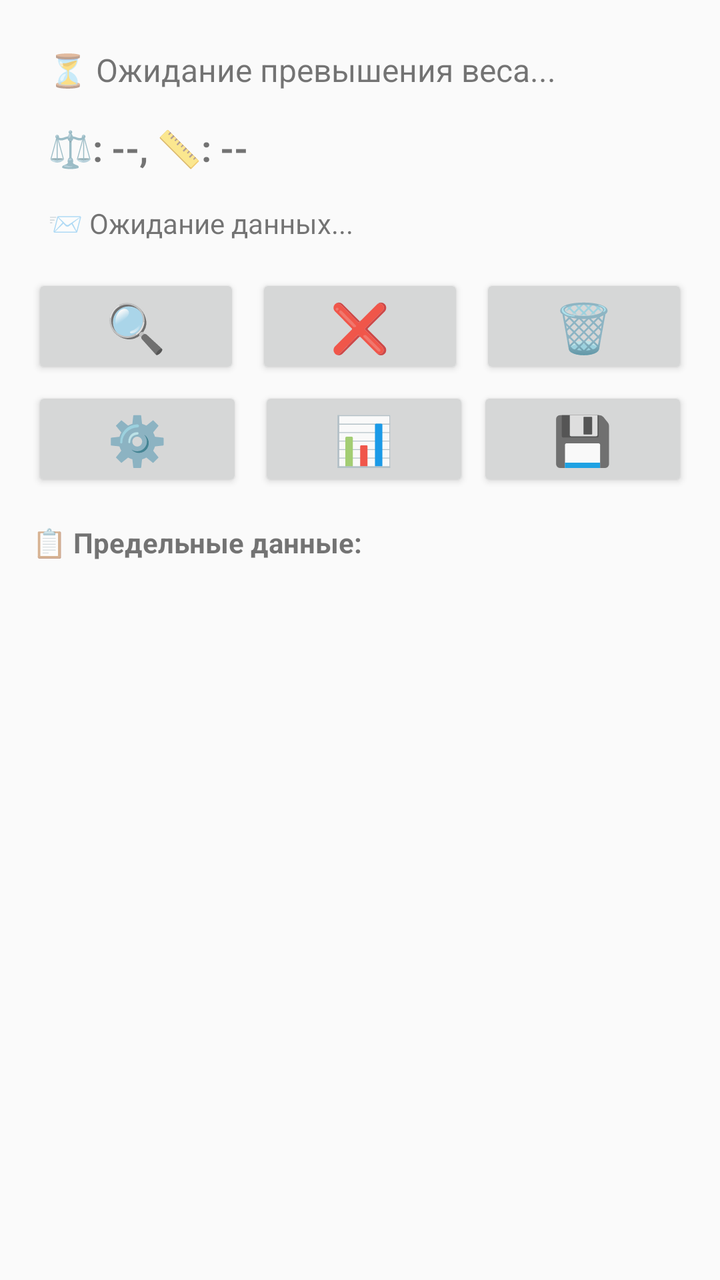
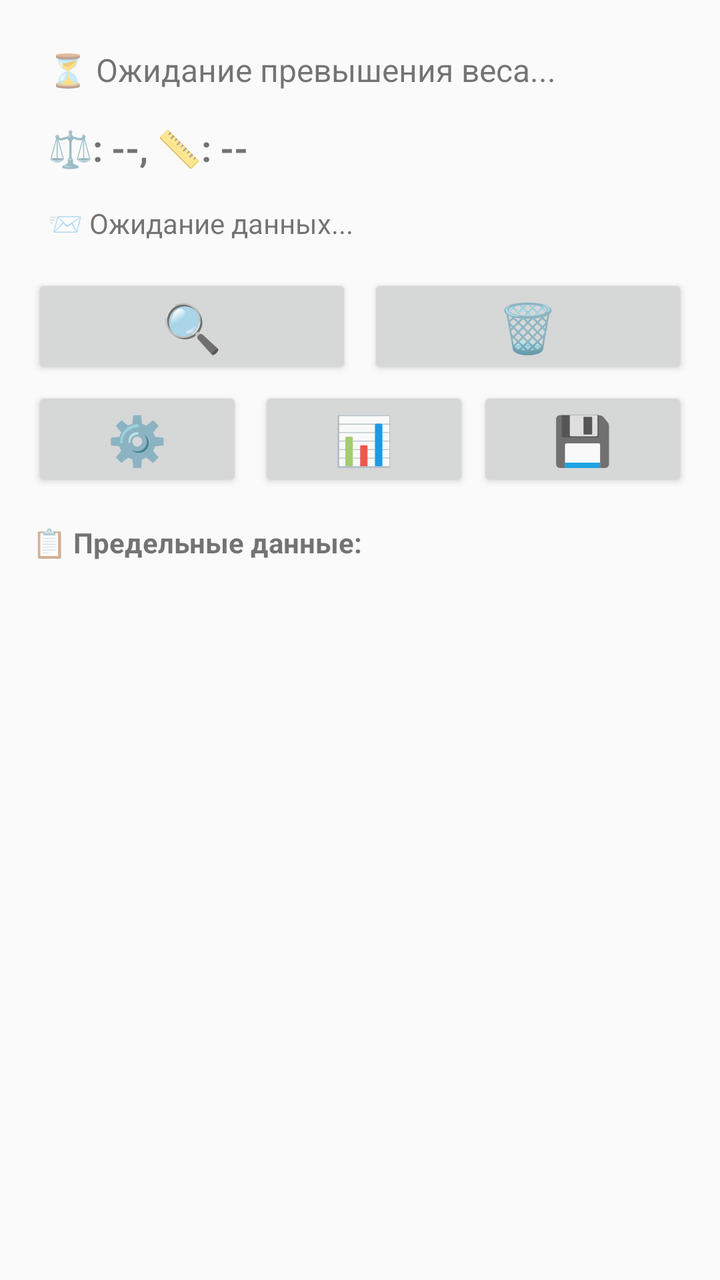

Before-and-after screenshots of an Android layout around one commit, followed by the original layout XML and the change that was made.
<!-- AndroidManifest.xml: application theme Theme.AppCompat.Light -->
<!-- res/layout/activity_main.xml -->
<?xml version="1.0" encoding="utf-8"?>
<LinearLayout xmlns:android="http://schemas.android.com/apk/res/android"
    xmlns:app="http://schemas.android.com/apk/res-auto"
    android:layout_width="match_parent"
    android:layout_height="match_parent"
    android:orientation="vertical"
    android:padding="16dp">

    
    <TextView
        android:id="@+id/tvStatus"
        android:layout_width="match_parent"
        android:layout_height="wrap_content"
        android:text="⏳ Ожидание превышения веса..."
        android:textSize="16sp"
        android:padding="8dp" />

    
    <TextView
        android:id="@+id/tvWeightDistance"
        android:layout_width="match_parent"
        android:layout_height="wrap_content"
        android:text="⚖️: --, 📏: --"
        android:textSize="18sp"
        android:padding="8dp"
        android:textStyle="bold" />

    
    <TextView
        android:id="@+id/tvRawData"
        android:layout_width="match_parent"
        android:layout_height="wrap_content"
        android:text="📨 Ожидание данных..."
        android:textSize="14sp"
        android:padding="8dp"
        android:maxLines="2"
        android:ellipsize="end" />

    
    <LinearLayout
        android:layout_width="match_parent"
        android:layout_height="wrap_content"
        android:orientation="horizontal"
        android:layout_marginTop="8dp">

        <Button
            android:id="@+id/btnScan"
            android:layout_width="0dp"
            android:layout_height="wrap_content"
            android:layout_weight="1"
            android:text="🔍"
            android:textSize="24sp"
            android:layout_marginEnd="4dp" />

        <Button
            android:id="@+id/btnDisconnect"
            android:layout_width="0dp"
            android:layout_height="wrap_content"
            android:layout_weight="1"
            android:text="❌"
            android:textSize="24sp"
            android:layout_marginStart="4dp"
            android:layout_marginEnd="4dp" />

        <Button
            android:id="@+id/btnClear"
            android:layout_width="0dp"
            android:layout_height="wrap_content"
            android:layout_weight="1"
            android:text="🗑️"
            android:textSize="24sp"
            android:layout_marginStart="4dp" />
    </LinearLayout>

    <LinearLayout
        android:layout_width="match_parent"
        android:layout_height="wrap_content"
        android:orientation="horizontal"
        android:layout_marginTop="4dp">

        <Button
            android:id="@+id/btnSettings"
            android:layout_width="0dp"
            android:layout_height="wrap_content"
            android:layout_weight="1"
            android:text="⚙️"
            android:textSize="24sp"
            android:layout_marginEnd="4dp" />

        <Button
            android:id="@+id/btnDataTable"
            android:layout_width="0dp"
            android:layout_height="wrap_content"
            android:layout_weight="1"
            android:text="📊"
            android:textSize="24sp"
            android:layout_marginStart="4dp" />

        <Button
            android:id="@+id/btnSaveDiff"
            android:layout_width="0dp"
            android:layout_height="wrap_content"
            android:layout_weight="1"
            android:text="💾"
            android:textSize="24sp"
            android:layout_marginStart="4dp" />
    </LinearLayout>

    
    <TextView
        android:layout_width="match_parent"
        android:layout_height="wrap_content"
        android:text="📋 Предельные данные:"
        android:textStyle="bold"
        android:layout_marginTop="16dp" />

    <ScrollView
        android:id="@+id/limitDataScrollView"
        android:layout_width="match_parent"
        android:layout_height="0dp"
        android:layout_weight="1"
        android:fillViewport="true">

        <TableLayout
            android:id="@+id/tableLimitData"
            android:layout_width="match_parent"
            android:layout_height="wrap_content"
            android:stretchColumns="*" />

    </ScrollView>

</LinearLayout>
<!-- resources referenced by this layout -->
<resources>

</resources>

<!-- the commit's change to res/layout/activity_main.xml (unified diff, before → after) -->
@@ -50,16 +50,6 @@
             android:layout_weight="1"
             android:text="🔍"
             android:textSize="24sp"
-            android:layout_marginEnd="4dp" />
-
-        <Button
-            android:id="@+id/btnDisconnect"
-            android:layout_width="0dp"
-            android:layout_height="wrap_content"
-            android:layout_weight="1"
-            android:text="❌"
-            android:textSize="24sp"
-            android:layout_marginStart="4dp"
             android:layout_marginEnd="4dp" />
 
         <Button
